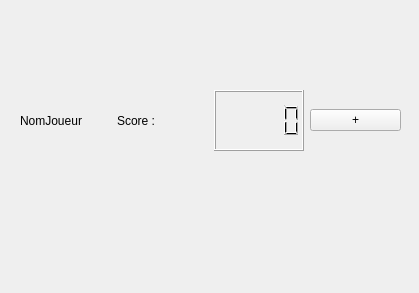
The window that src/vue/vueScore1Joueur.ui (ritmosky/Projet_LO21_Carcassonne) describes before a commit, drawn with Qt 5.
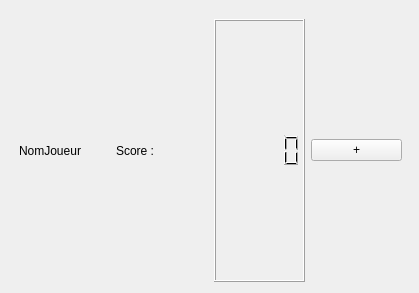
The same window after the commit.

```diff
--- a/src/vue/vueScore1Joueur.ui
+++ b/src/vue/vueScore1Joueur.ui
@@ -18,15 +18,24 @@
   <property name="windowTitle">
    <string>Form</string>
   </property>
-  <widget class="QWidget" name="widget" native="true">
+  <widget class="QWidget" name="verticalLayoutWidget">
    <property name="geometry">
     <rect>
-     <x>20</x>
-     <y>90</y>
-     <width>381</width>
-     <height>61</height>
+     <x>10</x>
+     <y>10</y>
+     <width>401</width>
+     <height>281</height>
     </rect>
    </property>
+   <layout class="QVBoxLayout" name="verticalLayout">
+    <item>
+     <widget class="QWidget" name="widget" native="true">
+      <property name="sizePolicy">
+       <sizepolicy hsizetype="Expanding" vsizetype="Expanding">
+        <horstretch>0</horstretch>
+        <verstretch>0</verstretch>
+       </sizepolicy>
+      </property>
    <layout class="QHBoxLayout" name="horizontalLayout">
     <item>
      <widget class="QLabel" name="nom">
@@ -58,6 +67,9 @@
       <property name="text">
        <string>+</string>
       </property>
+        </widget>
+       </item>
+      </layout>
      </widget>
     </item>
    </layout>
```
Lines whose indentation alone changed are shown as unchanged.
